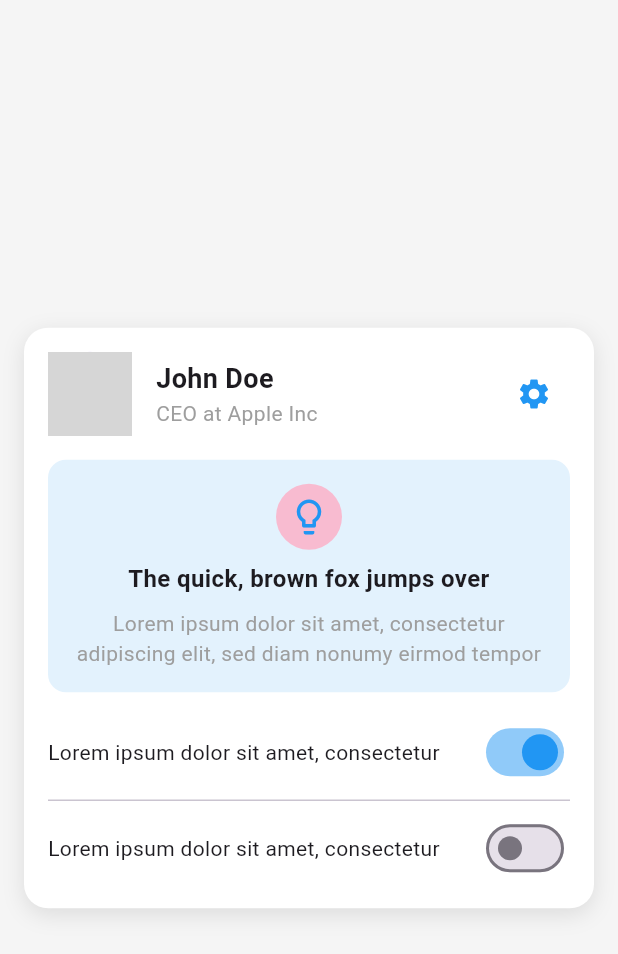
After one commit to SyntaxErrorFixer99/app06_components, a Flutter app: the CardPage2 screen opened directly, on a phone screen of 412 x 824 dp. The commit adds this screen. Shown: the top 954 px of the screen. Run offline on Flutter 3.47's test engine with Material 3 defaults, Android fonts, the phone set to English and light mode, and no system bars; our stand-ins replace google_fonts; network calls fail; grey boxes are pictures that could not be loaded.

Commit message:
card 2 tarea

```diff
--- /dev/null
+++ b/lib/pages/card_page2.dart
@@ -0,0 +1,157 @@
+import 'package:flutter/material.dart';
+
+class CardPage2 extends StatelessWidget {
+  const CardPage2({super.key}); // Fixed the constructor to match the class name
+
+  @override
+  Widget build(BuildContext context) {
+    return Scaffold(
+      backgroundColor: const Color(0xFFF5F5F5),
+      body: Center(
+        child: Container(
+          margin: const EdgeInsets.all(16.0),
+          padding: const EdgeInsets.all(16.0),
+          decoration: BoxDecoration(
+            color: Colors.white,
+            borderRadius: BorderRadius.circular(16.0),
+            boxShadow: [
+              BoxShadow(
+                color: Colors.black.withOpacity(0.1),
+                offset: const Offset(0, 4),
+                blurRadius: 12.0,
+              ),
+            ],
+          ),
+          child: Column(
+            mainAxisSize: MainAxisSize.min,
+            children: [
+              // Profile Header
+              Row(
+                children: [
+                  // Profile Image
+                  CircleAvatar(
+                    radius: 28.0,
+                    backgroundImage: const NetworkImage(
+                      'https://images.pexels.com/photos/91227/pexels-photo-91227.jpeg?auto=compress&cs=tinysrgb&w=1260&h=750&dpr=1',
+                    ),
+                  ),
+                  const SizedBox(width: 16.0),
+                  // Name and Title
+                  Expanded(
+                    child: Column(
+                      crossAxisAlignment: CrossAxisAlignment.start,
+                      children: const [
+                        Text(
+                          "John Doe",
+                          style: TextStyle(
+                            fontSize: 18.0,
+                            fontWeight: FontWeight.bold,
+                          ),
+                        ),
+                        Text(
+                          "CEO at Apple Inc",
+                          style: TextStyle(
+                            fontSize: 14.0,
+                            color: Colors.grey,
+                          ),
+                        ),
+                      ],
+                    ),
+                  ),
+                  // Settings Button
+                  IconButton(
+                    icon: const Icon(Icons.settings, color: Colors.blue),
+                    onPressed: () {},
+                  ),
+                ],
+              ),
+              const SizedBox(height: 16.0),
+              // Main Card Content
+              Container(
+                padding: const EdgeInsets.all(16.0),
+                decoration: BoxDecoration(
+                  color: Colors.blue.shade50,
+                  borderRadius: BorderRadius.circular(12.0),
+                ),
+                child: Column(
+                  children: [
+                    // Positioned the icon to the left and gave it a soft pink background
+                    Container(
+                      padding: const EdgeInsets.all(8.0),
+                      decoration: BoxDecoration(
+                        color: Colors.pink[100], // Soft pink background
+                        shape: BoxShape.circle,
+                      ),
+                      child: const Icon(
+                        Icons.lightbulb_outline,
+                        color: Colors.blue,
+                        size: 28.0,
+                      ),
+                    ),
+                    const SizedBox(height: 8.0),
+                    const Text(
+                      "The quick, brown fox jumps over",
+                      style: TextStyle(
+                        fontSize: 16.0,
+                        fontWeight: FontWeight.bold,
+                      ),
+                      textAlign: TextAlign.center,
+                    ),
+                    const SizedBox(height: 8.0),
+                    const Text(
+                      "Lorem ipsum dolor sit amet, consectetur adipiscing elit, sed diam nonumy eirmod tempor",
+                      style: TextStyle(fontSize: 14.0, color: Colors.grey),
+                      textAlign: TextAlign.center,
+                    ),
+                  ],
+                ),
+              ),
+              const SizedBox(height: 16.0),
+              // Toggle Options
+              Column(
+                children: [
+                  Row(
+                    mainAxisAlignment: MainAxisAlignment.spaceBetween,
+                    children: [
+                      const Text(
+                        "Lorem ipsum dolor sit amet, consectetur",
+                        style: TextStyle(fontSize: 14.0),
+                      ),
+                      Switch(
+                        value: true,
+                        onChanged: (bool value) {},
+                        activeColor: Colors.blue,
+                      ),
+                    ],
+                  ),
+                  const Divider(),
+                  Row(
+                    mainAxisAlignment: MainAxisAlignment.spaceBetween,
+                    children: [
+                      const Text(
+                        "Lorem ipsum dolor sit amet, consectetur",
+                        style: TextStyle(fontSize: 14.0),
+                      ),
+                      Switch(
+                        value: false,
+                        onChanged: (bool value) {},
+                        activeColor: Colors.blue,
+                      ),
+                    ],
+                  ),
+                ],
+              ),
+            ],
+          ),
+        ),
+      ),
+    );
+  }
+}
+
+void main() {
+  runApp(const MaterialApp(
+    debugShowCheckedModeBanner: false,
+    home: CardPage2(),
+  ));
+}
```
Also changed, not shown: lib/pages/card_page.dart (+58 -0 lines), lib/pages/home_page.dart (+56 -7 lines).
